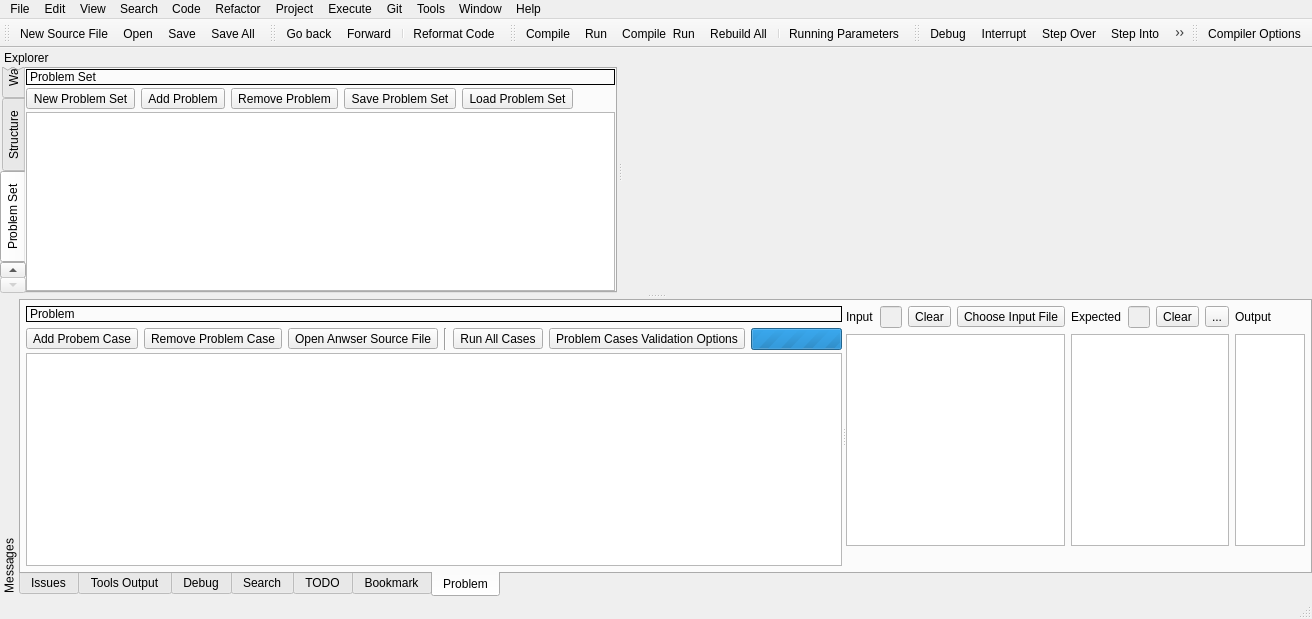
Before: the Qt Designer form RedPandaIDE/mainwindow.ui in royqh1979/RedPanda-CPP, drawn with Qt 5.
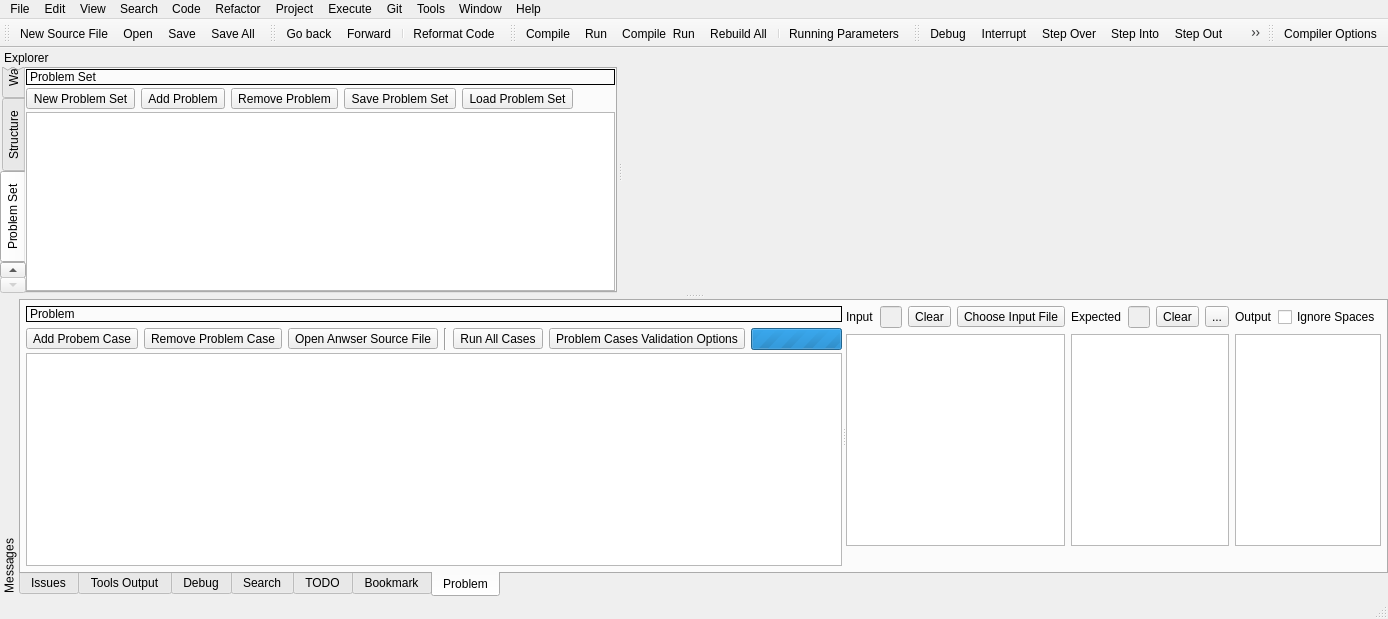
After: the same form once the commit is applied. Icons and pictures are not drawn. Custom widgets are drawn as their Qt base class.

Commit message: - enhancement: add ignore spaces checkbox in problem cases panel

The edit to the form file:
```diff
--- a/RedPandaIDE/mainwindow.ui
+++ b/RedPandaIDE/mainwindow.ui
@@ -1883,17 +1883,48 @@
            </widget>
           </item>
           <item row="0" column="3">
-           <widget class="QLabel" name="lblProblemCaseOutputCaption">
-            <property name="text">
-             <string>Output</string>
-            </property>
-           </widget>
-          </item>
-          <item row="3" column="3">
-           <widget class="QLabel" name="lblProblemCaseOutput">
-            <property name="text">
-             <string/>
-            </property>
+           <widget class="QWidget" name="widgetProblemCaseOutputCaption" native="true">
+            <layout class="QHBoxLayout" name="horizontalLayout_19">
+             <property name="leftMargin">
+              <number>0</number>
+             </property>
+             <property name="topMargin">
+              <number>0</number>
+             </property>
+             <property name="rightMargin">
+              <number>0</number>
+             </property>
+             <property name="bottomMargin">
+              <number>0</number>
+             </property>
+             <item>
+              <widget class="QLabel" name="lblProblemCaseOutputCaption">
+               <property name="text">
+                <string>Output</string>
+               </property>
+              </widget>
+             </item>
+             <item>
+              <spacer name="horizontalSpacer_5">
+               <property name="orientation">
+                <enum>Qt::Horizontal</enum>
+               </property>
+               <property name="sizeHint" stdset="0">
+                <size>
+                 <width>40</width>
+                 <height>20</height>
+                </size>
+               </property>
+              </spacer>
+             </item>
+             <item>
+              <widget class="QCheckBox" name="chkIgnoreSpaces">
+               <property name="text">
+                <string>Ignore Spaces</string>
+               </property>
+              </widget>
+             </item>
+            </layout>
            </widget>
           </item>
          </layout>
```
Left out of the diff: 27 changed lines with no effect on the pictures. The commit also changes 6 other files.
